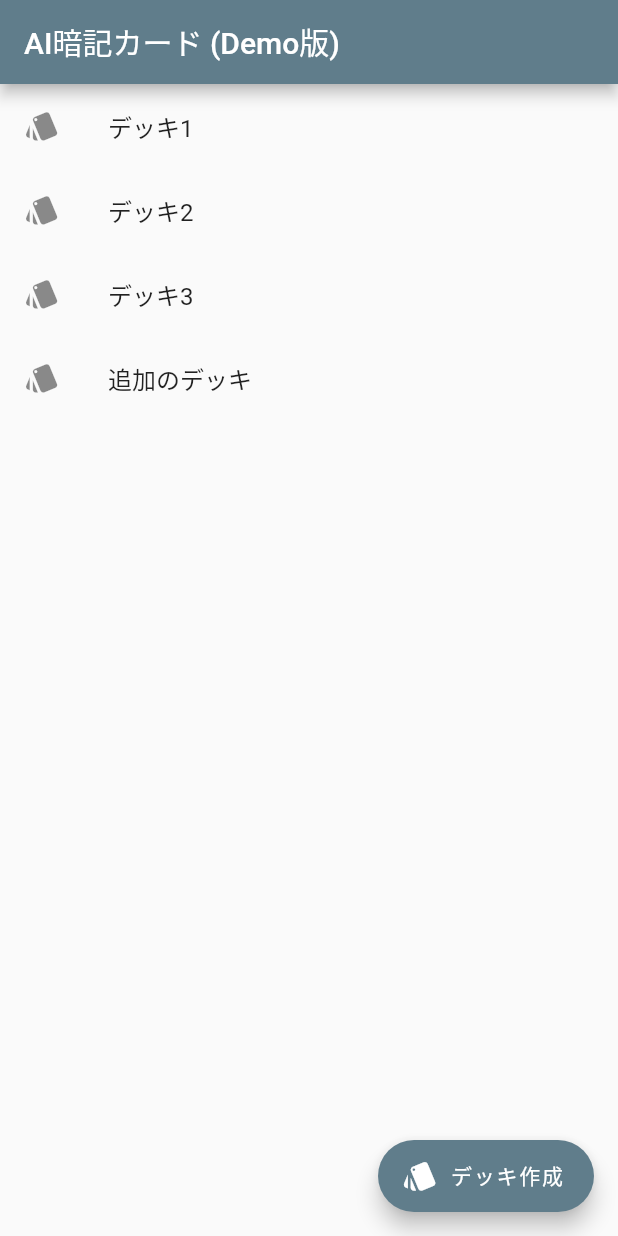
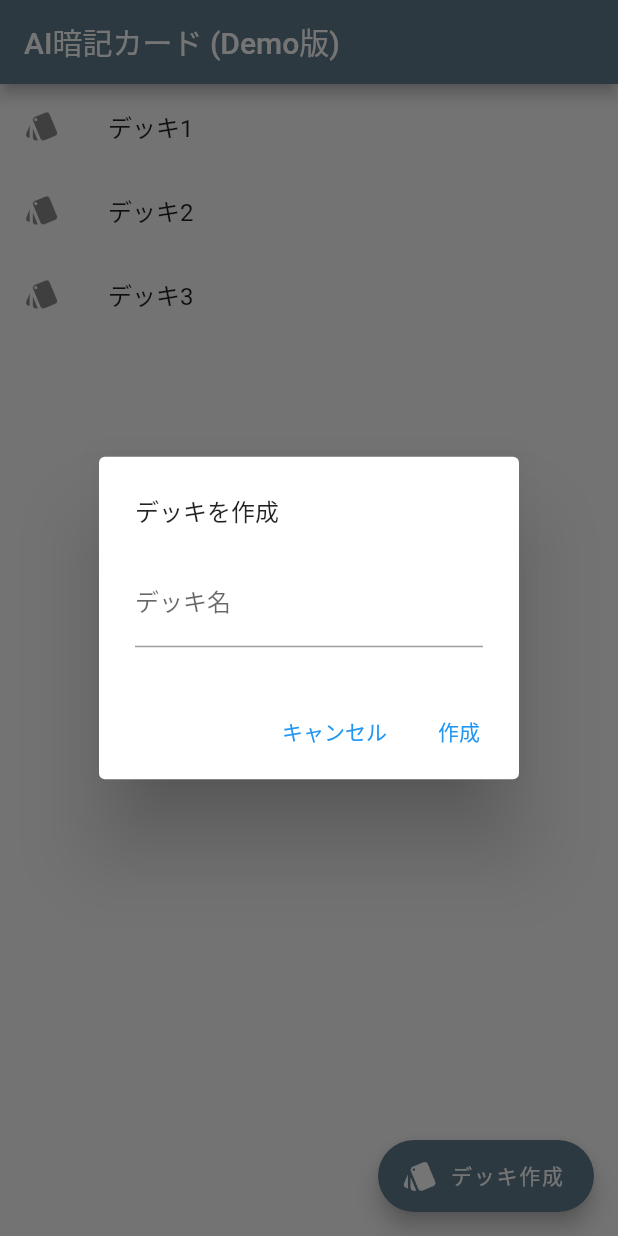
Before and after one commit to kou72/ai_flash_card, a Flutter app: the screen it shows after launch, after a tap on "デッキ作成", on a phone screen of 412 x 824 dp. Run offline on Flutter 3.47's test engine with Material 2 defaults, Android fonts, the phone set to English and light mode, and no system bars; our stand-ins replace file_picker, firebase_analytics, firebase_core, shared_preferences; missing offline and left inert: pdfx; accounts and stored records are empty.

Commit message:
lib/deck_dialog.dartファイルを新規作成し、lib/home.dartでDeckDialogをインポートして利用するように修正
lib/deck_dialog.dart
- DeckDialogクラスを定義
- _deckNameという変数を持つDeckDialogStateクラスを定義
- デッキ名を入力するためのテキストフィールドを表示
- キャンセルボタンと作成ボタンを表示
- _saveDeckメソッドを定義（まだ中身は空）

lib/home.dart
- DeckDialogをインポート
- _showDeckDialogメソッドを定義し、DeckDialogを表示するように修正

```diff
--- /dev/null
+++ b/lib/deck_dialog.dart
@@ -0,0 +1,50 @@
+import 'package:flutter/material.dart';
+
+class DeckDialog extends StatefulWidget {
+  const DeckDialog({Key? key}) : super(key: key);
+  @override
+  DeckDialogState createState() => DeckDialogState();
+}
+
+class DeckDialogState extends State<DeckDialog> {
+  String _deckName = "";
+
+  @override
+  Widget build(BuildContext context) {
+    return AlertDialog(
+      title: const Text('デッキを作成', style: TextStyle(fontSize: 16)),
+      content: Column(
+        mainAxisSize: MainAxisSize.min,
+        children: <Widget>[
+          TextField(
+            decoration: const InputDecoration(
+              labelText: 'デッキ名',
+            ),
+            onChanged: (String value) {
+              setState(() {
+                _deckName = value;
+              });
+            },
+          ),
+        ],
+      ),
+      actions: <Widget>[
+        TextButton(
+          child: const Text('キャンセル', style: TextStyle(color: Colors.blue)),
+          onPressed: () {
+            Navigator.of(context).pop();
+          },
+        ),
+        TextButton(
+          child: const Text('作成', style: TextStyle(color: Colors.blue)),
+          onPressed: () {
+            Navigator.of(context).pop(_deckName);
+          },
+        ),
+      ],
+    );
+  }
+
+  //新規作成Deckをローカルストレージに保存
+  void _saveDeck(String deckName) async {}
+}
--- a/lib/home.dart
+++ b/lib/home.dart
@@ -1,5 +1,6 @@
 import 'package:flutter/material.dart';
 import 'package:flash_pdf_card/deck.dart';
+import 'package:flash_pdf_card/deck_dialog.dart';
 
 class Home extends StatefulWidget {
   const Home({Key? key}) : super(key: key);
@@ -26,10 +27,7 @@ class HomeState extends State<Home> {
       ),
       floatingActionButton: FloatingActionButton.extended(
         onPressed: () {
-          // デッキを追加する
-          setState(() {
-            decks.add('追加のデッキ');
-          });
+          _showDeckDialog(context);
         },
         icon: const Icon(Icons.style),
         label: const Text('デッキ作成'),
@@ -58,4 +56,13 @@ class HomeState extends State<Home> {
       },
     );
   }
+
+  void _showDeckDialog(BuildContext context) {
+    showDialog(
+      context: context,
+      builder: (BuildContext context) {
+        return const DeckDialog();
+      },
+    );
+  }
 }
```
